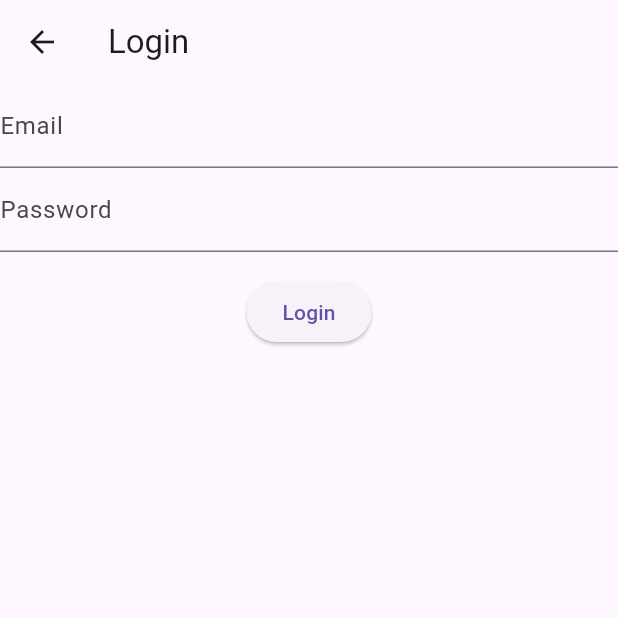
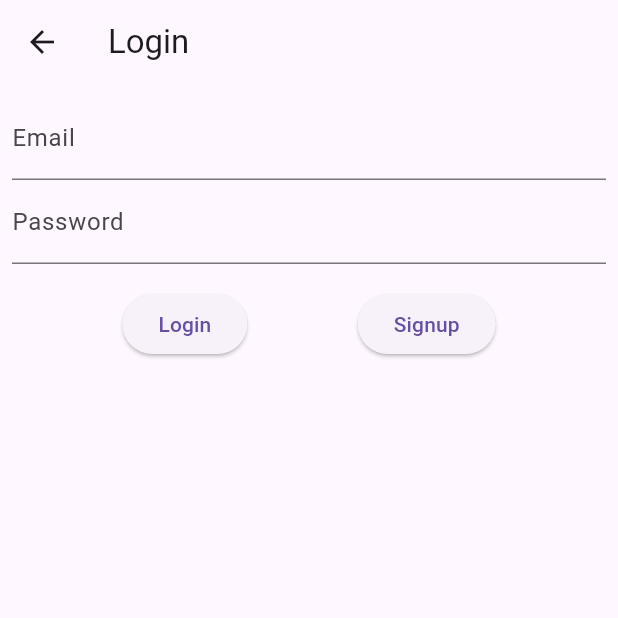
Before and after one commit to 254netsh/Ecommerce_G10, a Flutter app: the screen it shows after launch, after a tap on "Signup", on a phone screen of 412 x 824 dp, the top half of it. Run offline on Flutter 3.47's test engine with Material 3 defaults, Android fonts, the phone set to English and light mode, and no system bars.

```diff
--- a/lib/login.dart
+++ b/lib/login.dart
@@ -1,6 +1,7 @@
 //Login page
 import 'package:flutter/material.dart';
 import 'catalogue.dart';
+import 'SingUpPage.dart';
 
 //login page with login form
 class LoginPage extends StatelessWidget {
@@ -12,7 +13,7 @@ class LoginPage extends StatelessWidget {
       appBar: AppBar(
         title: const Text('Login'),
       ),
-      body: Center(
+      body:const Center(
         child: LoginForm(),
       ),
     );
@@ -21,7 +22,7 @@ class LoginPage extends StatelessWidget {
 
 //login form
 class LoginForm extends StatefulWidget {
-  const LoginForm({Key? key}) : super(key: key);
+  const LoginForm({super.key});
 
   @override
   _LoginFormState createState() => _LoginFormState();
@@ -36,6 +37,8 @@ class _LoginFormState extends State<LoginForm> {
   Widget build(BuildContext context) {
     return Form(
       key: _formKey,
+      child: Padding(
+        padding: const EdgeInsets.all(8.0),
         child: Column(
           children: [
             TextFormField(
@@ -64,6 +67,9 @@ class _LoginFormState extends State<LoginForm> {
               },
             ),
             const SizedBox(height: 16),
+            Row(
+              mainAxisAlignment: MainAxisAlignment.spaceEvenly,
+              children: [
                 ElevatedButton(
                   onPressed: () {
                     if (_formKey.currentState!.validate()) {
@@ -78,7 +84,18 @@ class _LoginFormState extends State<LoginForm> {
                   }, // This was missing
                   child: const Text('Login'),
                 ),
+                ElevatedButton(
+                  onPressed: (){
+                  Navigator.push(
+                    context,
+                    MaterialPageRoute(builder:(context) => const SignupPage()));
+                },
+                child: const Text('Signup'),
+                ),
               ],
+            ),
+          ],
+        ),
       ),
     );
   }
--- a/lib/main.dart
+++ b/lib/main.dart
@@ -2,7 +2,7 @@ import 'package:flutter/material.dart';
 import 'login.dart';
 import 'catalogue.dart';
 import 'products.dart';
-import 'SinupPage.dart';
+import 'SingUpPage.dart';
 
 void main() {
   runApp(MyApp());
```
Also changed, not shown: lib/SingUpPage.dart (renamed from lib/SinupPage.dart). Lines whose indentation alone changed are shown as unchanged.
